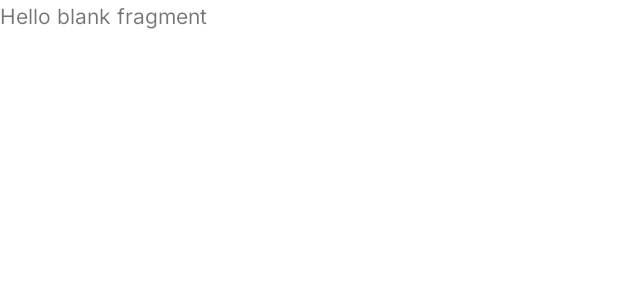
After one commit to shaisan1109/AnimoCalendar, an Android app: the layout fragment_create_theme.xml on its own in the app's theme, with its tools: preview values and no code run, on a phone screen of 412 x 824 dp. The commit adds this screen. Shown: the top 300 px of the screen. Run offline under Robolectric (Android 15) with nearby library versions, the phone set to English and light mode, and no system bars; Roboto replaces fonts that are not available here.

```diff
--- /dev/null
+++ b/app/src/main/res/layout/fragment_create_theme.xml
@@ -0,0 +1,14 @@
+<?xml version="1.0" encoding="utf-8"?>
+<FrameLayout xmlns:android="http://schemas.android.com/apk/res/android"
+    xmlns:tools="http://schemas.android.com/tools"
+    android:layout_width="match_parent"
+    android:layout_height="match_parent"
+    tools:context=".CreateThemeFragment">
+
+    <!-- TODO: Update blank fragment layout -->
+    <TextView
+        android:layout_width="match_parent"
+        android:layout_height="match_parent"
+        android:text="@string/hello_blank_fragment" />
+
+</FrameLayout>
--- a/app/src/main/res/values/strings.xml
+++ b/app/src/main/res/values/strings.xml
@@ -8,8 +8,7 @@
     <string name="action_settings">Settings</string>
 
     <string name="menu_home">Home</string>
-    <string name="menu_gallery">Gallery</string>
-    <string name="menu_slideshow">Slideshow</string>
+
     <!-- TODO: Remove or change this placeholder text -->
     <string name="hello_blank_fragment">Hello blank fragment</string>
 </resources>
```
Also changed, not shown: app/src/main/java/com/mobdeve/s11/mco11/animocalendar/CreateThemeFragment.kt (added, +19 -0 lines), app/src/main/res/navigation/mobile_navigation.xml (+6 -6 lines).
